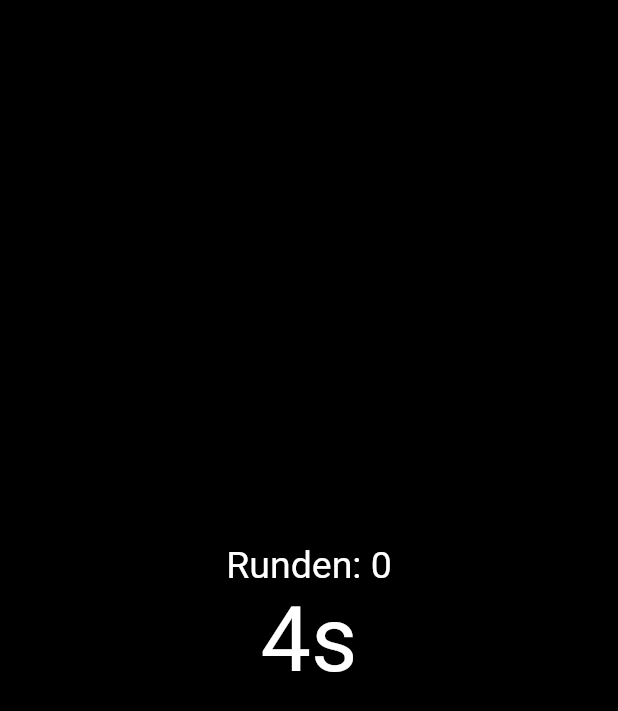
After one commit to kiesman99/timly, a Flutter app: the TimerPageBurnIn screen opened directly, on a phone screen of 412 x 824 dp. The commit adds this screen. Shown: the top 711 px of the screen. Run offline on Flutter 3.47's test engine with Material 2 defaults, Android fonts, the phone set to English and light mode, and no system bars; our stand-ins replace bloc, equatable, flutter_bloc, freezed_annotation, hive, hive_flutter and 1 more; missing offline and left inert: soundpool, soundpool_web; accounts and stored records are empty; generated files the repository leaves out were written again.

Commit message:
Implemented Burn In Protection
If the app isn't used during the timer it'll turn on a 'Burn In Protection' after 10 seconds.

```diff
--- /dev/null
+++ b/lib/bloc/burn_in/burn_in_event.dart
@@ -0,0 +1,11 @@
+import 'package:flutter/foundation.dart';
+import 'package:freezed_annotation/freezed_annotation.dart';
+
+part 'burn_in_event.freezed.dart';
+
+@freezed
+abstract class BurnInEvent with _$BurnInEvent {
+  const factory BurnInEvent.touched() = Touched;
+
+  const factory BurnInEvent.protect() = Protect;
+}
--- /dev/null
+++ b/lib/bloc/burn_in/burn_in_state.dart
@@ -0,0 +1,12 @@
+import 'package:flutter/foundation.dart';
+import 'package:freezed_annotation/freezed_annotation.dart';
+
+part 'burn_in_state.freezed.dart';
+
+@freezed
+abstract class BurnInState with _$BurnInState {
+  const factory BurnInState.protecting(double leftPadding, double topPadding) =
+      Protecting;
+
+  const factory BurnInState.unconcerning() = Unconcerning;
+}
--- a/lib/bloc/timer/timer_bloc.dart
+++ b/lib/bloc/timer/timer_bloc.dart
@@ -6,6 +6,7 @@ import 'package:timly/bloc/sound/sound_event.dart';
 import 'package:timly/bloc/timer/timer_event.dart';
 import 'package:timly/bloc/timer/timer_state.dart';
 import 'package:timly/model/exercise.dart';
+import 'package:wakelock/wakelock.dart';
 
 // TODO: get from SettingsBloc
 const _initialSetupDuration = Duration(seconds: 5);
@@ -29,6 +30,7 @@ class TimerBloc extends Bloc<TimerEvent, TimerState> {
   Exercise _remaining;
 
   TimerBloc(this._initial, this._soundBloc) {
+    Wakelock.enable();
     if (_remaining == null) {
       _remaining = Exercise(
           laps: _initial.laps,
@@ -178,6 +180,7 @@ class TimerBloc extends Bloc<TimerEvent, TimerState> {
   Future<void> close() {
     _timer?.cancel();
     _timer = null;
+    Wakelock.disable();
     return super.close();
   }
 
--- /dev/null
+++ b/lib/pages/timer_page_burn_in.dart
@@ -0,0 +1,91 @@
+import 'package:flutter/material.dart';
+import 'package:flutter_bloc/flutter_bloc.dart';
+import 'package:timly/bloc/burn_in/burn_in_bloc.dart';
+import 'package:timly/bloc/burn_in/burn_in_event.dart';
+import 'package:timly/bloc/timer/timer_bloc.dart';
+import 'package:timly/bloc/timer/timer_event.dart';
+import 'package:timly/bloc/timer/timer_state.dart';
+import 'package:timly/widgets/timer_detail_burn_in.dart';
+
+class TimerPageBurnIn extends StatelessWidget {
+  final double leftPadding;
+  final double topPadding;
+
+  TimerPageBurnIn({this.leftPadding = 0.0, this.topPadding = 0.0});
+
+  @override
+  Widget build(BuildContext context) {
+    return Scaffold(
+      body: InkWell(
+        onTap: () {
+          context.bloc<TimerBloc>().add(TimerEvent.pause());
+          context.bloc<BurnInBloc>().add(BurnInEvent.touched());
+        },
+        child: LayoutBuilder(
+          builder: (context, constraints) {
+            return Container(
+              width: constraints.maxWidth,
+              height: constraints.maxHeight,
+              decoration: BoxDecoration(color: Colors.black),
+              child: BlocBuilder<TimerBloc, TimerState>(
+                builder: (context, state) {
+                  var lapPercentage = context.bloc<TimerBloc>().lapPercentage;
+                  return state.when(setup: (setup, remaining) {
+                    return Center(
+                      child: TimerDetailBurnIn(
+                        lapPercentage: lapPercentage,
+                        duration: setup,
+                        laps: remaining.laps,
+                        topPadding: topPadding,
+                        leftPadding: leftPadding,
+                      ),
+                    );
+                  }, running: (remaining) {
+                    return Center(
+                      child: TimerDetailBurnIn(
+                        lapPercentage: lapPercentage,
+                        duration: remaining.interval,
+                        laps: remaining.laps,
+                        topPadding: topPadding,
+                        leftPadding: leftPadding,
+                      ),
+                    );
+                  }, recover: (remaining) {
+                    return Center(
+                      child: TimerDetailBurnIn(
+                        lapPercentage: lapPercentage,
+                        duration: remaining.recover,
+                        laps: remaining.laps,
+                        topPadding: topPadding,
+                        leftPadding: leftPadding,
+                      ),
+                    );
+                  }, paused: (_) {
+                    return Padding(
+                        padding:
+                            EdgeInsets.only(left: leftPadding, top: topPadding),
+                        child: Center(
+                          child: Text('Pause',
+                              style: TextStyle(
+                                  fontSize: 30.0, color: Colors.white)),
+                        ));
+                  }, finished: () {
+                    return Padding(
+                      padding:
+                          EdgeInsets.only(left: leftPadding, top: topPadding),
+                      child: Center(
+                        child: Text('Finished',
+                            style:
+                                TextStyle(fontSize: 30.0, color: Colors.white)),
+                      ),
+                    );
+                  });
+                },
+              ),
+            );
+          },
+        ),
+      ),
+    );
+  }
+}
--- /dev/null
+++ b/lib/paints/timer_progress_burn_in_paint.dart
@@ -0,0 +1,30 @@
+import 'dart:math';
+
+import 'package:flutter/material.dart';
+
+class TimerProgressBurnInPaint extends CustomPainter {
+  final double lapPercentage;
+
+  TimerProgressBurnInPaint({@required this.lapPercentage});
+
+  @override
+  void paint(Canvas canvas, Size size) {
+    var lapPaint = Paint()
+      ..color = Colors.white
+      ..strokeWidth = 10.0
+      ..style = PaintingStyle.stroke
+      ..strokeCap = StrokeCap.round;
+
+    Offset center = Offset(size.width / 2, size.height / 2);
+
+    if (lapPercentage != 0) {
+      canvas.drawArc(new Rect.fromCircle(center: center, radius: 150), -pi / 2,
+          -2 * pi * (lapPercentage / 100), false, lapPaint);
+    }
+  }
+
+  @override
+  bool shouldRepaint(CustomPainter oldDelegate) {
+    return false;
+  }
+}
--- /dev/null
+++ b/lib/widgets/timer_detail_burn_in.dart
@@ -0,0 +1,43 @@
+import 'package:flutter/material.dart';
+import 'package:timly/paints/timer_progress_burn_in_paint.dart';
+
+class TimerDetailBurnIn extends StatelessWidget {
+  final double lapPercentage;
+  final int laps;
+  final Duration duration;
+  final double leftPadding;
+  final double topPadding;
+
+  TimerDetailBurnIn(
+      {@required this.lapPercentage,
+      @required this.laps,
+      @required this.duration,
+      @required this.leftPadding,
+      @required this.topPadding});
+
+  @override
+  Widget build(BuildContext context) {
+    return Padding(
+      padding: EdgeInsets.only(top: topPadding, left: leftPadding),
+      child: CustomPaint(
+        painter: TimerProgressBurnInPaint(lapPercentage: this.lapPercentage),
+        child: Column(
+          mainAxisAlignment: MainAxisAlignment.center,
+          crossAxisAlignment: CrossAxisAlignment.center,
+          children: <Widget>[
+            Text('Runden: $laps',
+                style: Theme.of(context)
+                    .textTheme
+                    .subtitle1
+                    .copyWith(color: Colors.white)),
+            Text('${duration.inSeconds}s',
+                style: Theme.of(context)
+                    .textTheme
+                    .headline3
+                    .copyWith(color: Colors.white)),
+          ],
+        ),
+      ),
+    );
+  }
+}
--- a/pubspec.yaml
+++ b/pubspec.yaml
@@ -32,6 +32,7 @@ dependencies:
   hive: ^1.4.1+1
   hive_flutter: ^0.3.0+2
   equatable: ^1.2.0
+  wakelock: ^0.1.4+1
 
   # The following adds the Cupertino Icons font to your application.
   # Use with the CupertinoIcons class for iOS style icons.
```
Also changed, not shown: lib/bloc/burn_in/burn_in_bloc.dart (added, +47 -0 lines), lib/main.dart (+6 -14 lines), lib/pages/exercises_page.dart (+11 -3 lines), lib/pages/timer_page.dart (+13 -106 lines), lib/pages/timer_page_unconcerining.dart (added, +62 -0 lines), lib/widgets/timer_detail_unconcerning.dart (added, +54 -0 lines), pubspec.lock, 2 other files.
